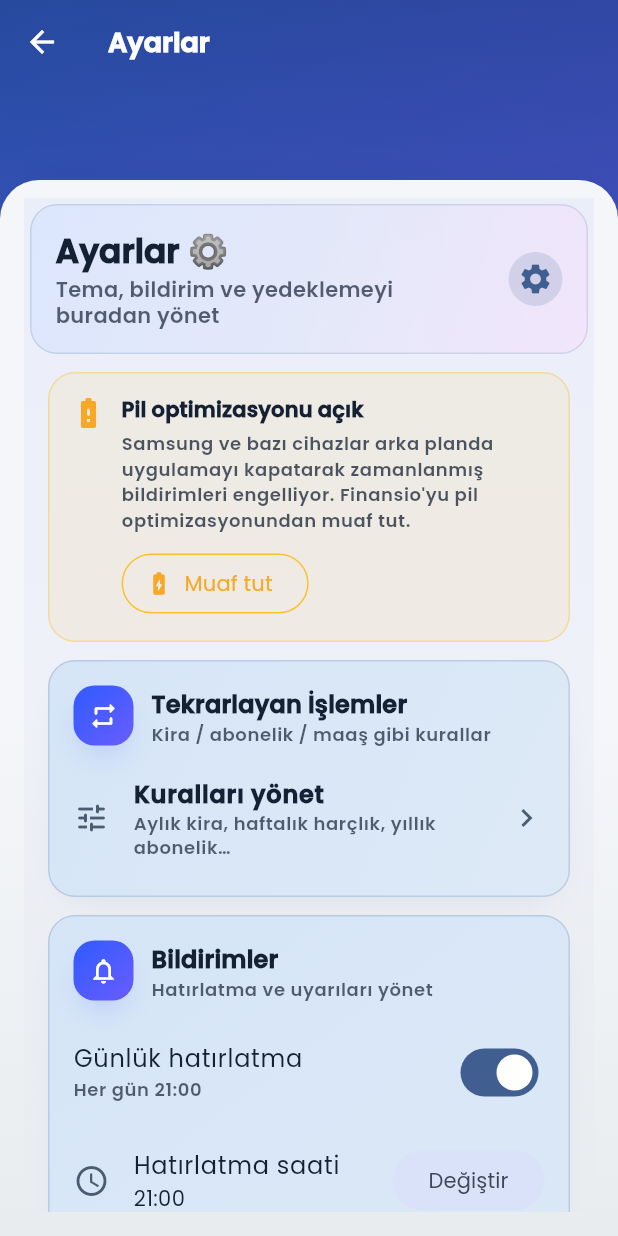
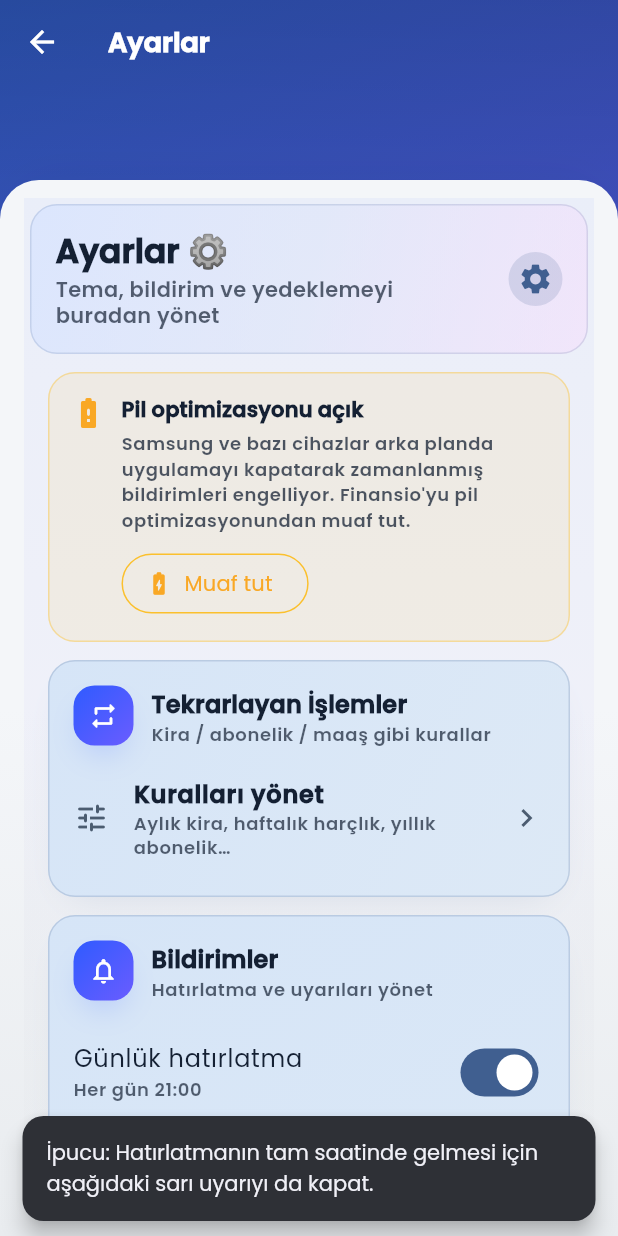
Before and after one commit to hasancan2004/Finansio-App, a Flutter app: the SettingsScreen screen opened directly, after a tap on "Günlük hatırlatma", on a phone screen of 412 x 824 dp. Run offline on Flutter 3.47's test engine with Material 3 defaults, Android fonts, the phone set to English and light mode, and no system bars; our stand-ins replace drift, drift_sqflite, fl_chart, flutter_local_notifications, flutter_riverpod, flutter_timezone and 7 more; missing offline and left inert: app_settings; accounts and stored records are empty; generated files the repository leaves out were written again.

Commit message:
feat: implement native battery optimization channel and exact alarm permissions

```diff
--- a/lib/data/services/notification_service.dart
+++ b/lib/data/services/notification_service.dart
@@ -588,7 +588,7 @@ class NotificationService {
         body,
         scheduled,
         _dailyDetails(),
-        androidScheduleMode: AndroidScheduleMode.exactAllowWhileIdle,
+        androidScheduleMode: AndroidScheduleMode.alarmClock, // ✅ Doze'dan tam muaf, telefon alarmı gibi çalışır
         uiLocalNotificationDateInterpretation:
         UILocalNotificationDateInterpretation.absoluteTime,
         matchDateTimeComponents: DateTimeComponents.time,
@@ -647,7 +647,7 @@ class NotificationService {
         scheduledDate,
         _trendDetails(),
         payload: '/weekly_summary',
-        androidScheduleMode: AndroidScheduleMode.exactAllowWhileIdle,
+        androidScheduleMode: AndroidScheduleMode.alarmClock, // ✅ Doze'dan tam muaf
         uiLocalNotificationDateInterpretation: UILocalNotificationDateInterpretation.absoluteTime,
         matchDateTimeComponents: DateTimeComponents.dayOfWeekAndTime,
       );
--- a/lib/presentation/settings/view/settings_screen.dart
+++ b/lib/presentation/settings/view/settings_screen.dart
@@ -228,6 +228,20 @@ class _SettingsScreenState extends ConsumerState<SettingsScreen> {
           ),
         );
         return;
+      }
+
+      // Pil optimizasyonu açıksa kullanıcıyı yumuşakça uyar
+      final batteryOk = await NotificationService.isBatteryOptimizationIgnored();
+      if (!batteryOk && mounted) {
+        setState(() => _batteryOptIgnored = false);
+        ScaffoldMessenger.of(context).showSnackBar(
+          const SnackBar(
+            content: Text(
+              'İpucu: Hatırlatmanın tam saatinde gelmesi için aşağıdaki sarı uyarıyı da kapat.',
+            ),
+            duration: Duration(seconds: 4),
+          ),
+        );
       }
     }
 
--- a/pubspec.yaml
+++ b/pubspec.yaml
@@ -16,7 +16,7 @@ publish_to: 'none' # Remove this line if you wish to publish to pub.dev
 # https://developer.apple.com/library/archive/documentation/General/Reference/InfoPlistKeyReference/Articles/CoreFoundationKeys.html
 # In Windows, build-name is used as the major, minor, and patch parts
 # of the product and file versions while build-number is used as the build suffix.
-version: 1.0.0+14
+version: 1.0.0+15
 
 environment:
   sdk: ^3.8.1
```
Also changed, not shown: 1 other file.
